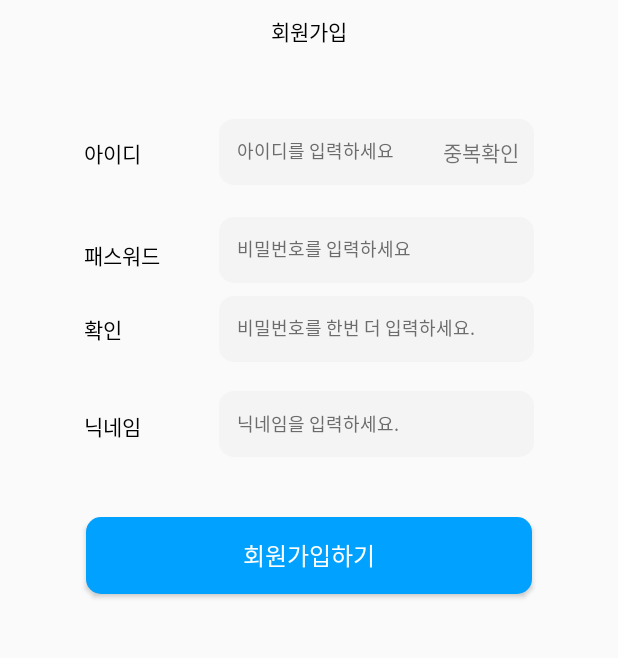
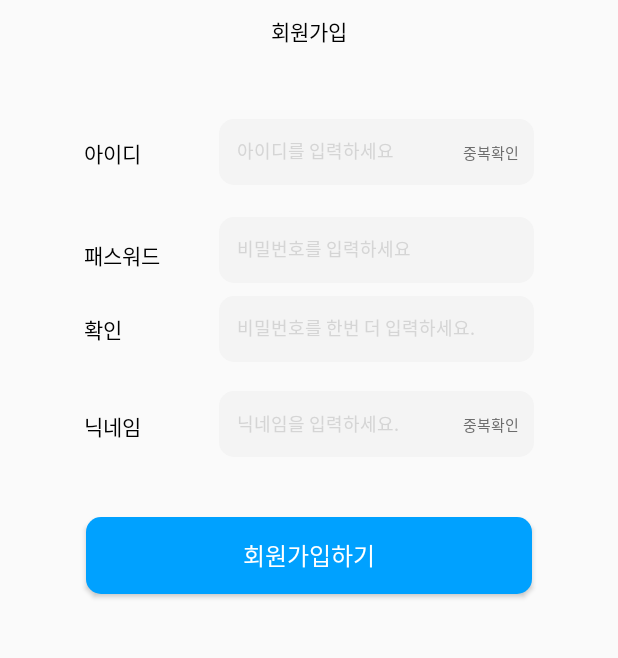
Before and after one commit to AtmosCat/arti, an Android app: the screen it shows after launch (SignUpActivity), on a phone screen of 412 x 824 dp, the part 308-966 px from its top. Run offline under Robolectric (Android 15) with nearby library versions, the light colour scheme and no system bars.

Commit message:
닉네임 중복확인 추가

```diff
--- a/app/src/main/java/com/example/arti/SignUpActivity.kt
+++ b/app/src/main/java/com/example/arti/SignUpActivity.kt
@@ -57,6 +57,7 @@ class SignUpActivity : AppCompatActivity() {
 
 
             //닉네임 입력하기
+            val usernamedcheck = findViewById<TextView>(R.id.username_check)
             var existingUsername = arrayOf("챠챠싸","아티","아티클")
             if (username.text.toString() in existingUsername)
                 Toast.makeText(this, "중복된 닉네임이 있습니다.", Toast.LENGTH_SHORT).show()
--- a/app/src/main/res/layout/activity_sign_up.xml
+++ b/app/src/main/res/layout/activity_sign_up.xml
@@ -120,7 +120,7 @@
         android:hint="아이디를 입력하세요"
         android:inputType="textMultiLine"
         android:padding="12dp"
-        android:textColorHint="@color/gray"
+        android:textColorHint="@color/gray1"
         android:textSize="12dp"
         app:layout_constraintBottom_toBottomOf="@+id/id_title"
         app:layout_constraintEnd_toEndOf="parent"
@@ -135,6 +135,8 @@
         android:layout_height="wrap_content"
         android:layout_marginEnd="10dp"
         android:text="중복확인"
+        android:textSize="10sp"
+        android:textColor="@color/gray"
         app:layout_constraintBottom_toBottomOf="@+id/edit_text_id"
         app:layout_constraintEnd_toEndOf="@+id/edit_text_id"
         app:layout_constraintTop_toTopOf="@+id/edit_text_id" />
@@ -151,7 +153,7 @@
         android:hint="비밀번호를 입력하세요"
         android:inputType="textMultiLine"
         android:padding="12dp"
-        android:textColorHint="@color/gray"
+        android:textColorHint="@color/gray1"
         android:textSize="12dp"
         app:layout_constraintBottom_toBottomOf="@+id/PW_title"
         app:layout_constraintEnd_toEndOf="parent"
@@ -173,7 +175,7 @@
         android:hint="비밀번호를 한번 더 입력하세요."
         android:inputType="textMultiLine"
         android:padding="12dp"
-        android:textColorHint="@color/gray"
+        android:textColorHint="@color/gray1"
         android:textSize="12dp"
         app:layout_constraintBottom_toBottomOf="@+id/PW_check"
         app:layout_constraintEnd_toEndOf="parent"
@@ -195,7 +197,7 @@
         android:hint="닉네임을 입력하세요."
         android:inputType="textMultiLine"
         android:padding="12dp"
-        android:textColorHint="@color/gray"
+        android:textColorHint="@color/gray1"
         android:textSize="12sp"
         app:layout_constraintBottom_toBottomOf="@+id/username"
         app:layout_constraintEnd_toEndOf="parent"
@@ -204,6 +206,18 @@
         app:layout_constraintTop_toTopOf="@+id/username"
         app:layout_constraintVertical_bias="0.676"
         tools:ignore="LabelFor" />
+
+    <TextView
+        android:id="@+id/username_check"
+        android:layout_width="wrap_content"
+        android:layout_height="wrap_content"
+        android:layout_marginEnd="10dp"
+        android:text="중복확인"
+        android:textSize="10sp"
+        android:textColor="@color/gray"
+        app:layout_constraintBottom_toBottomOf="@+id/edit_username"
+        app:layout_constraintEnd_toEndOf="@+id/edit_username"
+        app:layout_constraintTop_toTopOf="@+id/edit_username" />
 
     <Button
         android:id="@+id/signup_button"
```
